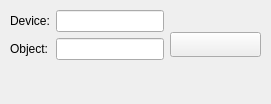
First picture: the form in kstars/tools/argsettargetnameindi.ui, repository KDE/kstars, before the edit.
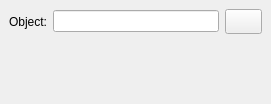
Second picture: the form after the edit.

The edit to the form file:
```diff
--- a/kstars/tools/argsettargetnameindi.ui
+++ b/kstars/tools/argsettargetnameindi.ui
@@ -14,7 +14,7 @@
   </property>
   <layout class="QVBoxLayout" >
    <property name="margin" >
-    <number>10</number>
+    <number>9</number>
    </property>
    <property name="spacing" >
     <number>6</number>
@@ -28,69 +28,15 @@
       <number>6</number>
      </property>
      <item>
-      <layout class="QVBoxLayout" >
-       <property name="margin" >
-        <number>0</number>
-       </property>
-       <property name="spacing" >
-        <number>6</number>
-       </property>
-       <item>
-        <widget class="QLabel" name="textLabel1_2" >
-         <property name="text" >
-          <string>Device:</string>
-         </property>
-        </widget>
-       </item>
-       <item>
         <widget class="QLabel" name="textLabel1" >
          <property name="text" >
           <string>Object:</string>
          </property>
         </widget>
        </item>
-      </layout>
-     </item>
-     <item>
-      <layout class="QVBoxLayout" >
-       <property name="margin" >
-        <number>0</number>
-       </property>
-       <property name="spacing" >
-        <number>6</number>
-       </property>
-       <item>
-        <widget class="QLineEdit" name="deviceName" />
-       </item>
        <item>
         <widget class="QLineEdit" name="targetName" />
        </item>
-      </layout>
-     </item>
-     <item>
-      <layout class="QVBoxLayout" >
-       <property name="margin" >
-        <number>0</number>
-       </property>
-       <property name="spacing" >
-        <number>6</number>
-       </property>
-       <item>
-        <spacer>
-         <property name="orientation" >
-          <enum>Qt::Horizontal</enum>
-         </property>
-         <property name="sizeType" >
-          <enum>QSizePolicy::Expanding</enum>
-         </property>
-         <property name="sizeHint" >
-          <size>
-           <width>52</width>
-           <height>20</height>
-          </size>
-         </property>
-        </spacer>
-       </item>
        <item>
         <widget class="QPushButton" name="FindButton" >
          <property name="font" >
@@ -111,8 +57,6 @@
           <string>Opens the Find Object dialog, which allows you to select an object from the list of known objects.  When an object has been selected, its name will appear in the "dir" box at left.</string>
          </property>
         </widget>
-       </item>
-      </layout>
      </item>
     </layout>
    </item>
```
Lines whose indentation alone changed are shown as unchanged.
